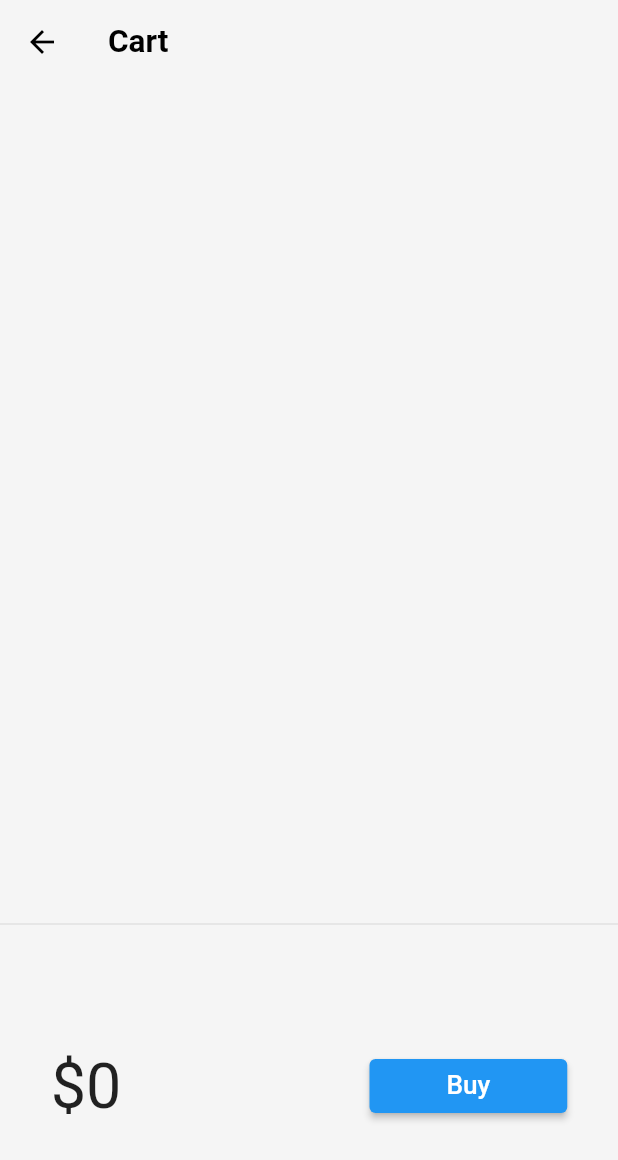
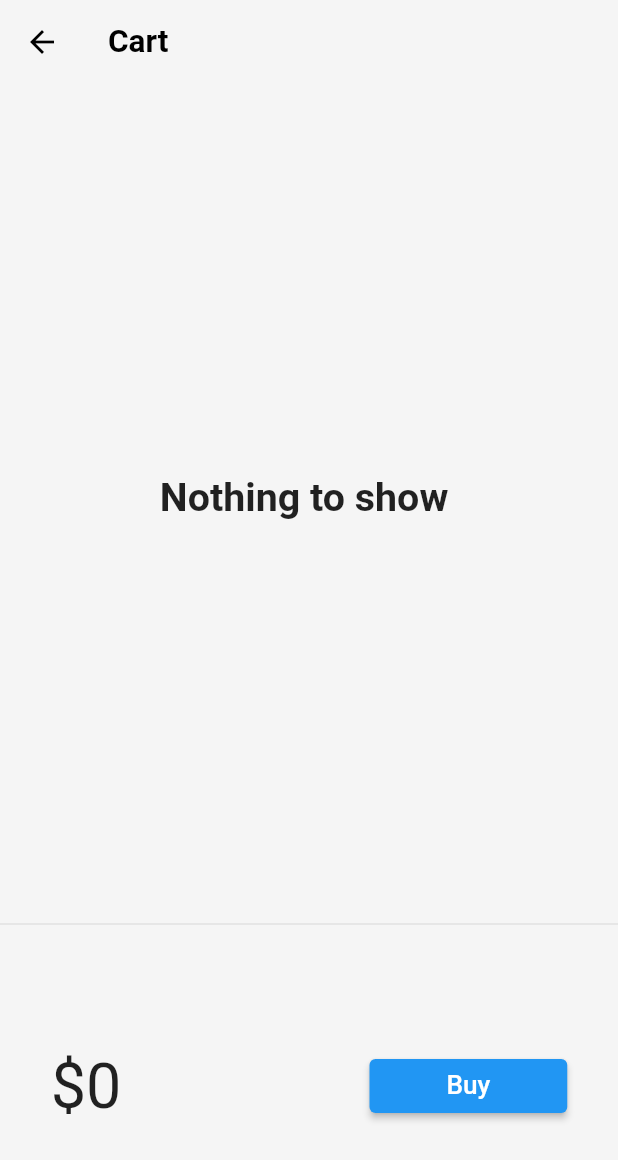
Before and after one commit to Amit00077/e_commerce_app.., a Flutter app: the CartPage screen opened by its route, on a phone screen of 412 x 824 dp. Shown: the top 1160 px of the screen. Run offline on Flutter 3.47's test engine with Material 2 defaults, Android fonts, the phone set to English and light mode, and no system bars; our stand-ins replace velocity_x; network calls fail.

Commit message:
day15 compledes

```diff
--- a/lib/pages/cart_page.dart
+++ b/lib/pages/cart_page.dart
@@ -1,5 +1,4 @@
 import 'package:flutter/material.dart';
-import 'package:new_app/main.dart';
 import 'package:new_app/models/cart.dart';
 import 'package:velocity_x/velocity_x.dart';
 
@@ -16,7 +15,7 @@ class CartPage extends StatelessWidget {
       ),
       body: Column(
         children: [
-          const CartList().p24().expand(),
+          CartList().p24().expand(),
           const Divider(),
           CartTotal(),
         ],
@@ -49,23 +48,23 @@ class CartTotal extends StatelessWidget {
   }
 }
 
-class CartList extends StatefulWidget {
-  const CartList({Key? key}) : super(key: key);
-
-  @override
-  State<CartList> createState() => _CartListState();
-}
-
-class _CartListState extends State<CartList> {
+class CartList extends StatelessWidget {
   final _cart = CartModel();
   @override
   Widget build(BuildContext context) {
-    return ListView.builder(
+    return _cart.items.isEmpty
+        ? "Nothing to show ".text.xl3.bold.makeCentered()
+        : ListView.builder(
             itemCount: _cart.items.length,
             itemBuilder: (context, index) => ListTile(
               leading: const Icon(Icons.done),
               trailing: IconButton(
-            onPressed: () {}, icon: const Icon(Icons.remove_circle_outline)),
+                icon: const Icon(Icons.remove_circle_outline),
+                onPressed: () {
+                  _cart.remove(_cart.items[index]);
+                  // setState(() {});
+                },
+              ),
               title: _cart.items[index].name.text.make(),
             ),
           );
```
Lines whose indentation alone changed are shown as unchanged.
